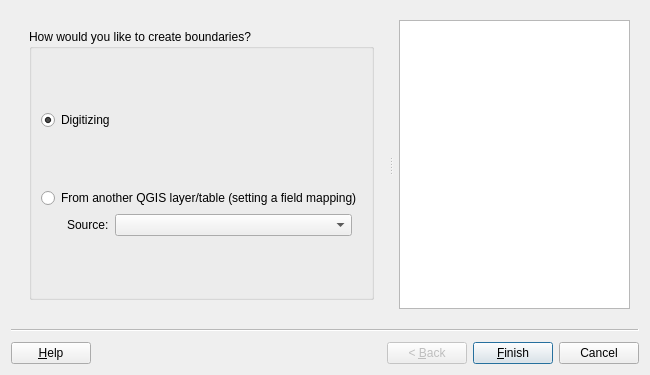
SwissTierrasColombia/Asistente-LADM-COL, file asistente_ladm_col/ui/wiz_create_boundaries_cadastre.ui: the form before one commit.
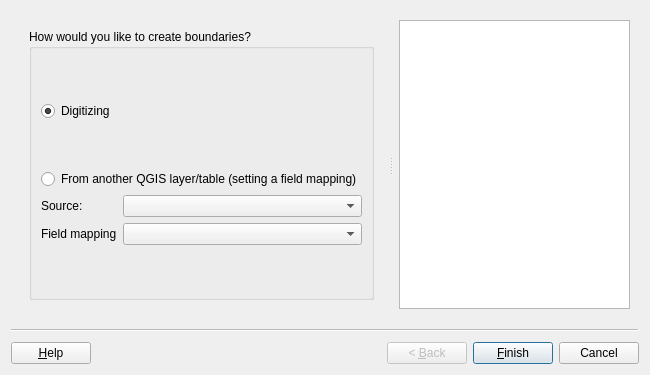
The form after the commit. Custom widgets are drawn as their Qt base class.

Commit message: Replicate the function of save and load fields mapping in all wizard of the aplication

What changed in the file:
```diff
--- a/asistente_ladm_col/ui/wiz_create_boundaries_cadastre.ui
+++ b/asistente_ladm_col/ui/wiz_create_boundaries_cadastre.ui
@@ -68,14 +68,8 @@
           </property>
           <layout class="QGridLayout" name="gridLayout_3">
            <item row="4" column="0">
-            <layout class="QHBoxLayout" name="horizontalLayout_3">
-             <property name="leftMargin">
-              <number>26</number>
-             </property>
-             <property name="rightMargin">
-              <number>10</number>
-             </property>
-             <item>
+            <layout class="QGridLayout" name="gridLayout_2">
+             <item row="0" column="0">
               <widget class="QLabel" name="lbl_refactor_source">
                <property name="sizePolicy">
                 <sizepolicy hsizetype="Preferred" vsizetype="Preferred">
@@ -88,7 +82,7 @@
                </property>
               </widget>
              </item>
-             <item>
+             <item row="0" column="1">
               <widget class="QgsMapLayerComboBox" name="mMapLayerComboBox">
                <property name="sizePolicy">
                 <sizepolicy hsizetype="Expanding" vsizetype="Fixed">
@@ -110,6 +104,16 @@
                </property>
               </widget>
              </item>
+             <item row="1" column="0">
+              <widget class="QLabel" name="lbl_field_mapping">
+               <property name="text">
+                <string>Field mapping</string>
+               </property>
+              </widget>
+             </item>
+             <item row="1" column="1">
+              <widget class="QComboBox" name="cbo_mapping"/>
+             </item>
             </layout>
            </item>
            <item row="1" column="0">
```
Left out of the diff: 92 changed lines with no effect on the pictures. The commit also changes 28 other files.
